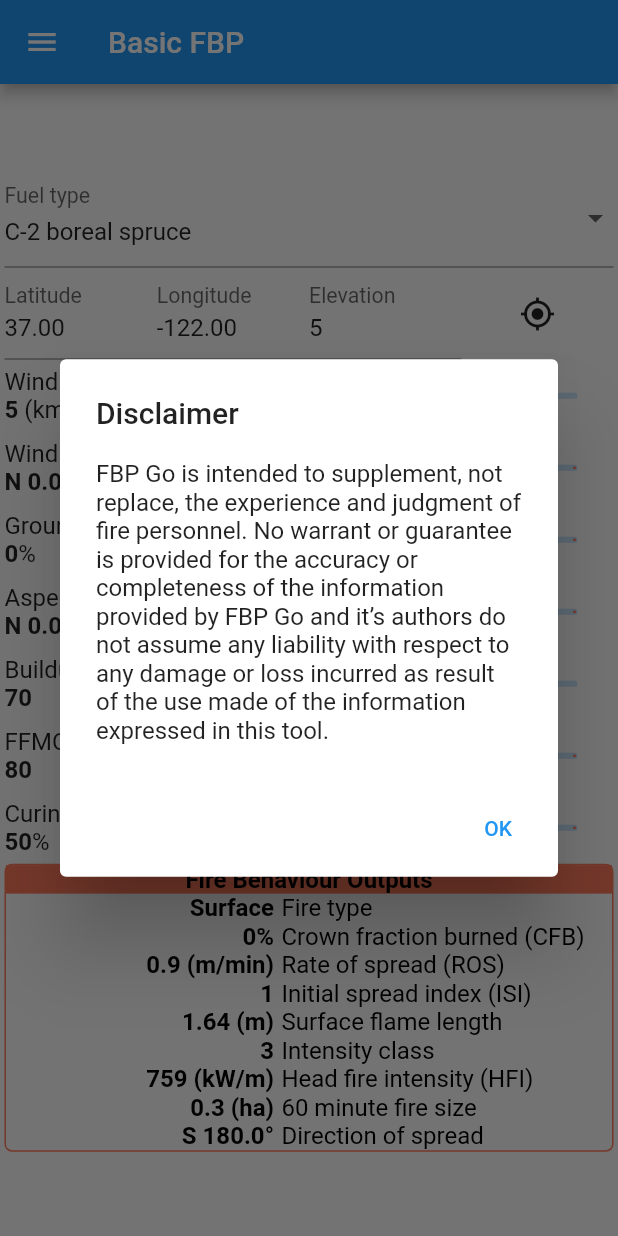
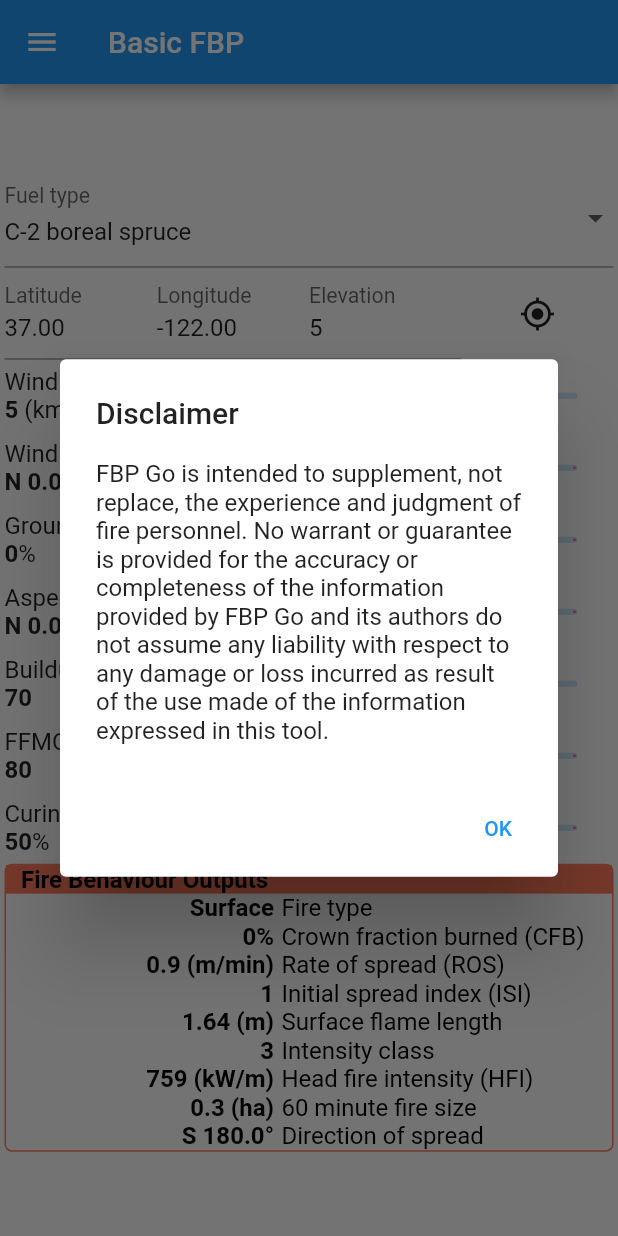
Before and after one commit to bcgov/fbp-go, a Flutter app: the screen it shows after launch, on a phone screen of 412 x 824 dp. Run offline on Flutter 3.47's test engine with Material 2 defaults, Android fonts, the phone set to English and light mode, and no system bars; our stand-ins replace geolocator, permission_handler.

Commit message:
spelling + left align

```diff
--- a/assets/DISCLAIMER.txt
+++ b/assets/DISCLAIMER.txt
@@ -1 +1 @@
-FBP Go is intended to supplement, not replace, the experience and judgment of fire personnel. No warrant or guarantee is provided for the accuracy or completeness of the information provided by FBP Go and it’s authors do not assume any liability with respect to any damage or loss incurred as result of the use made of the information expressed in this tool.
+FBP Go is intended to supplement, not replace, the experience and judgment of fire personnel. No warrant or guarantee is provided for the accuracy or completeness of the information provided by FBP Go and its authors do not assume any liability with respect to any damage or loss incurred as result of the use made of the information expressed in this tool.
--- a/lib/fbp_basic.dart
+++ b/lib/fbp_basic.dart
@@ -67,9 +67,12 @@ class BasicResults extends StatelessWidget {
           color: intensityClassColor,
           child: Row(
             children: [
-              const Spacer(),
-              Text('Fire Behaviour Outputs', style: labelStyle),
-              const Spacer()
+              // const Spacer(),
+              Padding(
+                child: Text('Fire Behaviour Outputs', style: labelStyle),
+                padding: const EdgeInsets.only(left: 10),
+              ),
+              // const Spacer()
             ],
           )),
       // Fire type
```
Also changed, not shown: lib/fbp_results.dart (+10 -7 lines), 1 other file.
